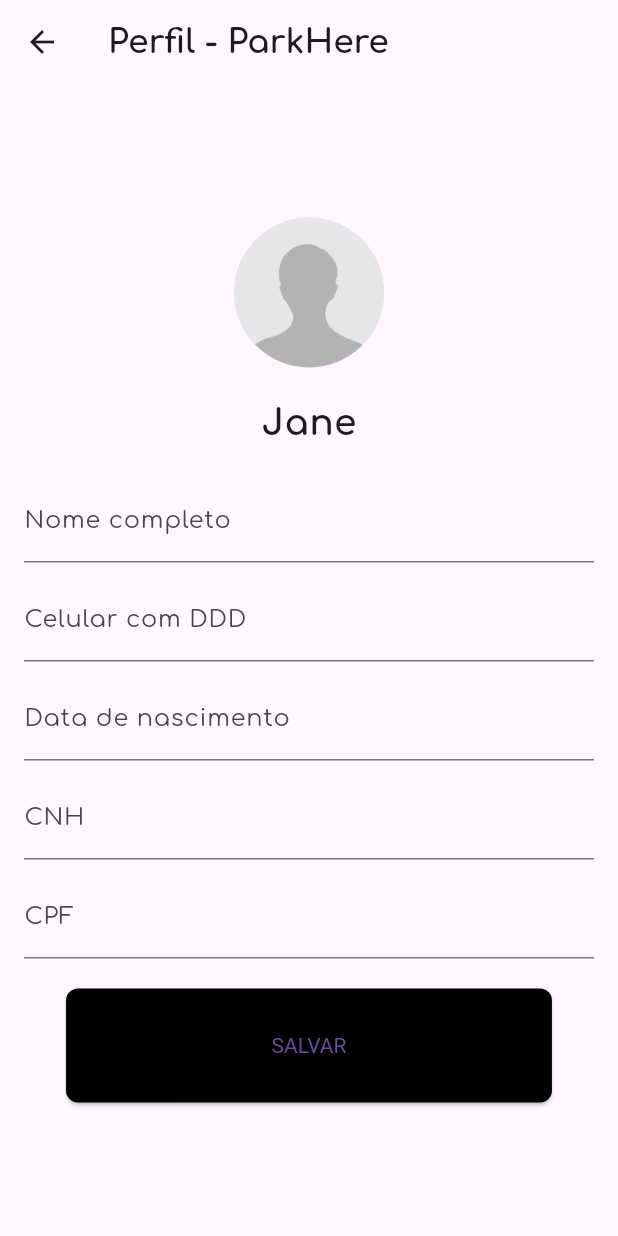
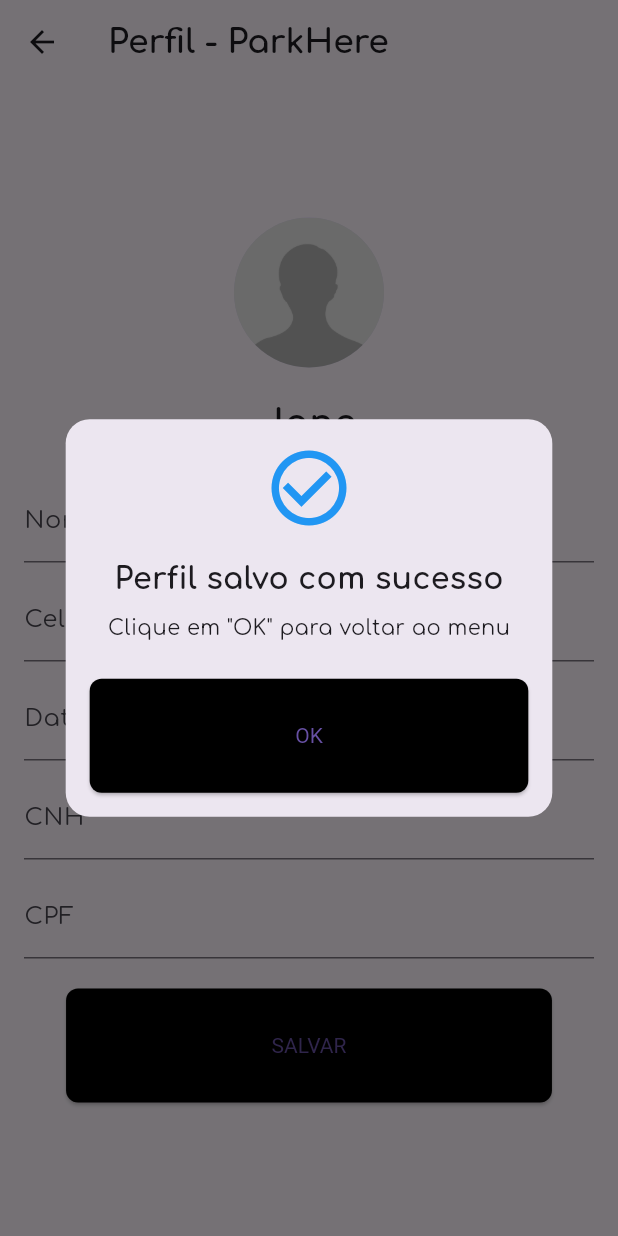
Before and after one commit to lohaynemuriel/parkHere, a Flutter app: the UserProfileScreen screen opened by its route, after a tap on "SALVAR", on a phone screen of 412 x 824 dp. Run offline on Flutter 3.47's test engine with Material 3 defaults, Android fonts, the light colour scheme and no system bars.

Commit message:
Update tela-perfil.dart

```diff
--- a/park_here/lib/view/tela-perfil.dart
+++ b/park_here/lib/view/tela-perfil.dart
@@ -1,5 +1,6 @@
 // ignore: file_names
 import 'package:flutter/material.dart';
+import 'package:park_here/view/widgets/confirmation_dialog.dart';
 
 class UserProfileScreen extends StatelessWidget {
   const UserProfileScreen({super.key});
@@ -67,7 +68,12 @@ class UserProfileScreen extends StatelessWidget {
                 const SizedBox(height: 20),
                 ElevatedButton(
                   onPressed: () {
-                    // Handle profile update logic
+                    ConfirmationDialog.show(
+                    context,
+                    'Perfil salvo com sucesso',
+                    'Clique em "OK" para voltar ao menu',
+                      '/tela-principal',
+                    );
                   },
                   child: const Text('SALVAR'),
                 ),
```
